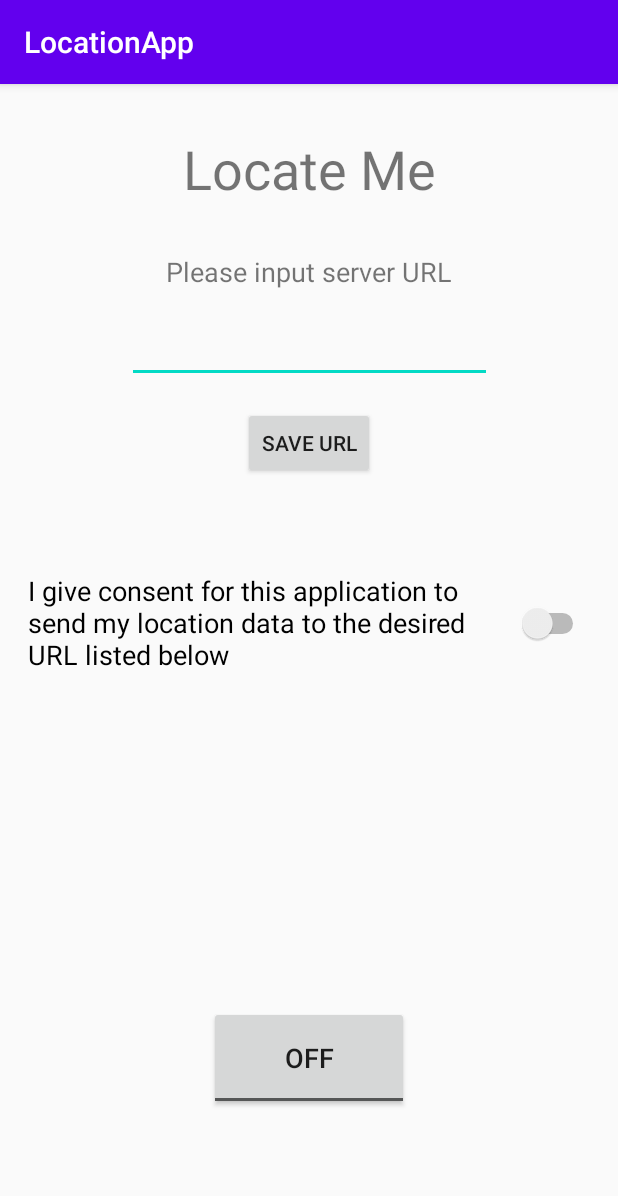
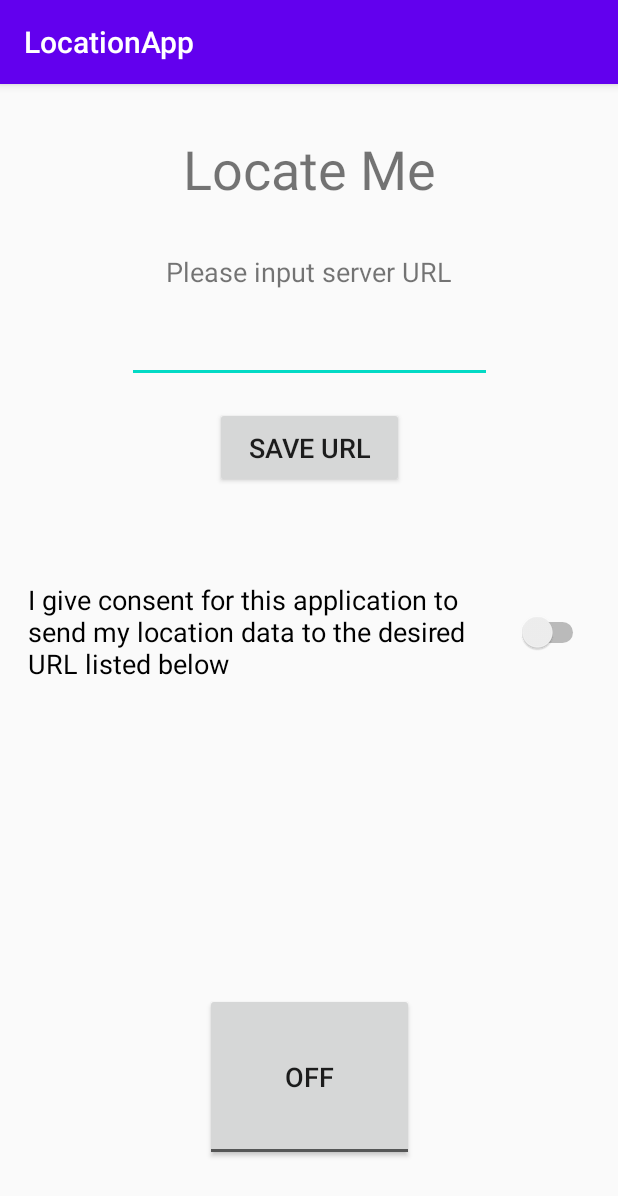
Before and after one commit to BTSTURKEY/LocationAppDevelopment, an Android app: the screen it shows after launch (MainActivity), on a phone screen of 412 x 824 dp. Shown: the top 1196 px of the screen. Run offline under Robolectric (Android 15) with nearby library versions, the phone set to English and light mode, and no system bars; 6 statements that could not run were skipped.

Commit message:
Application main code complete

```diff
--- a/LocationApp/app/src/main/java/uk/co/turkltd/locationapp/MainActivity.java
+++ b/LocationApp/app/src/main/java/uk/co/turkltd/locationapp/MainActivity.java
@@ -1,30 +1,43 @@
 package uk.co.turkltd.locationapp;
 
 import androidx.appcompat.app.AppCompatActivity;
+import androidx.core.app.ActivityCompat;
 import androidx.security.crypto.MasterKeys;
 import androidx.security.crypto.EncryptedSharedPreferences;
+
+import android.Manifest;
 import android.content.SharedPreferences;
 import android.os.Bundle;
 import android.view.View;
 import android.widget.Button;
+import android.widget.CompoundButton;
 import android.widget.EditText;
+import android.widget.Switch;
 import android.widget.TextView;
+import android.widget.ToggleButton;
 
 import java.io.IOException;
 import java.security.GeneralSecurityException;
 
 public class MainActivity extends AppCompatActivity {
 
+    //Encryption key
     String masterKeyAlias = MasterKeys.getOrCreate(MasterKeys.AES256_GCM_SPEC);
 
+    //
     EncryptedSharedPreferences sharedPreferences;
     SharedPreferences.Editor editor;
 
+    //Variables
     String serverURL, savedURL;
+    boolean switchState, buttonState;
+
+    //Widgets
     EditText serverInput;
     TextView displayURL;
     Button submitButton;
-    Button locationButton;
+    ToggleButton locationButton;
+    Switch consentSwitch;
 
     public MainActivity() throws GeneralSecurityException, IOException {
     }
@@ -35,6 +48,7 @@ public class MainActivity extends AppCompatActivity {
         setContentView(R.layout.activity_main);
 
         try {
+            //Encrypt data being sent to shared preferences, located in data/data/uk.co.turkltd.locationapp/shared_prefs/serverURL.xml
             sharedPreferences = (EncryptedSharedPreferences) EncryptedSharedPreferences.create(
                     "serverURL",
                     masterKeyAlias,
@@ -44,19 +58,22 @@ public class MainActivity extends AppCompatActivity {
             );
 
             editor = sharedPreferences.edit();
+
         } catch (GeneralSecurityException | IOException e) {
             e.printStackTrace();
         }
 
+        displayURL = findViewById(R.id.displayURL);
+        submitButton = findViewById(R.id.submitButton);
+        serverInput = findViewById(R.id.serverInput);
+        consentSwitch = findViewById(R.id.consentSwitch);
+        locationButton = findViewById(R.id.locationButton);
+
+        //Set displayURL to what is saved in shared preferences
         savedURL = sharedPreferences.getString("URL", "");
-
-        displayURL = findViewById(R.id.displayURL);
         displayURL.setText(savedURL);
 
-
-        serverInput = findViewById(R.id.serverInput);
-
-        submitButton = findViewById(R.id.submitButton);
+        //Submit button to save server URL to shared preferences as well as display result in displayURL
         submitButton.setOnClickListener(new View.OnClickListener() {
             @Override
             public void onClick(View v){
@@ -71,11 +88,53 @@ public class MainActivity extends AppCompatActivity {
             }
         });
 
-        locationButton = findViewById(R.id.locationButton);
-        locationButton.setOnClickListener(new View.OnClickListener() {
+        //Check state of switch from shared preferences and apply required settings.
+        switchState = sharedPreferences.getBoolean("SWITCH", false);
+        consentSwitch.setChecked(switchState);
+        if (switchState = true){
+            locationButton.setVisibility(View.VISIBLE);
+        }
+
+        //Check state of toggle button from shared preferences and apply required settings.
+        buttonState = sharedPreferences.getBoolean("BUTTON", false);
+        locationButton.setChecked(buttonState);
+
+        //Switch to give make sure users have to give consent to send location
+        consentSwitch.setOnCheckedChangeListener(new CompoundButton.OnCheckedChangeListener() {
             @Override
-            public void onClick(View v){
+            public void onCheckedChanged(CompoundButton buttonView, boolean isChecked) {
+                if (isChecked){
+                    ActivityCompat.requestPermissions(MainActivity.this, new String[]{Manifest.permission.ACCESS_FINE_LOCATION}, 1);
+                    locationButton.setVisibility(View.VISIBLE);
+                    editor.putBoolean("SWITCH", true);
+                    editor.apply();
 
+                } else {
+                   locationButton.setVisibility(View.INVISIBLE);
+                   locationButton.setChecked(false);
+                   editor.putBoolean("SWITCH", false);
+                   editor.apply();
+                }
+            }
+        });
+
+        //Button to allow application to send location data to desired URL
+        locationButton.setOnCheckedChangeListener(new CompoundButton.OnCheckedChangeListener() {
+            @Override
+            public void onCheckedChanged(CompoundButton buttonView, boolean isChecked) {
+                if (isChecked){
+
+
+                    editor.putBoolean("BUTTON", true);
+                    editor.apply();
+
+
+
+                } else {
+                    editor.putBoolean("BUTTON", false);
+                    editor.apply();
+
+                }
             }
         });
     }
--- a/LocationApp/app/src/main/res/layout/activity_main.xml
+++ b/LocationApp/app/src/main/res/layout/activity_main.xml
@@ -62,23 +62,25 @@
 
     <ToggleButton
         android:id="@+id/locationButton"
-        android:layout_width="133dp"
-        android:layout_height="69dp"
-        android:layout_marginBottom="84dp"
+        android:layout_width="139dp"
+        android:layout_height="112dp"
+        android:layout_marginBottom="50dp"
         android:text="ToggleButton"
         android:textOff="OFF"
         android:textOn="ON"
         android:textSize="18sp"
+        android:visibility="invisible"
         app:layout_constraintBottom_toBottomOf="parent"
         app:layout_constraintEnd_toEndOf="parent"
         app:layout_constraintStart_toStartOf="parent" />
 
     <Button
         android:id="@+id/submitButton"
-        android:layout_width="wrap_content"
-        android:layout_height="wrap_content"
+        android:layout_width="126dp"
+        android:layout_height="54dp"
         android:layout_marginTop="16dp"
         android:text="Save URL"
+        android:textSize="18sp"
         app:layout_constraintBottom_toTopOf="@+id/consentSwitch"
         app:layout_constraintEnd_toEndOf="parent"
         app:layout_constraintStart_toStartOf="parent"
```
